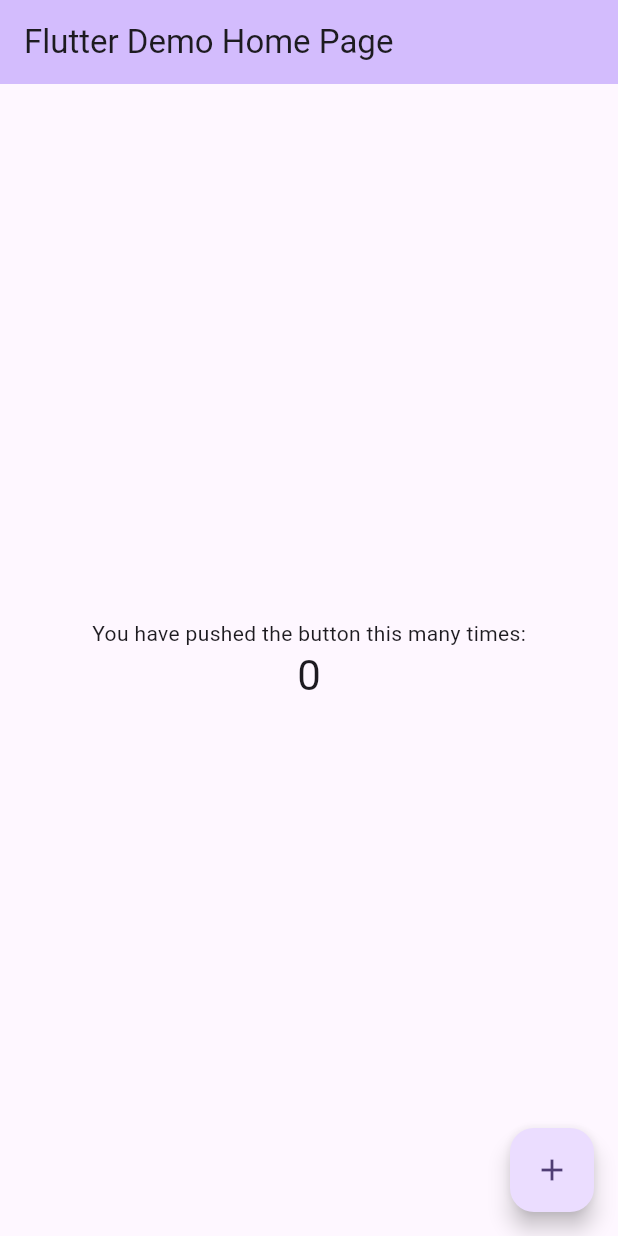
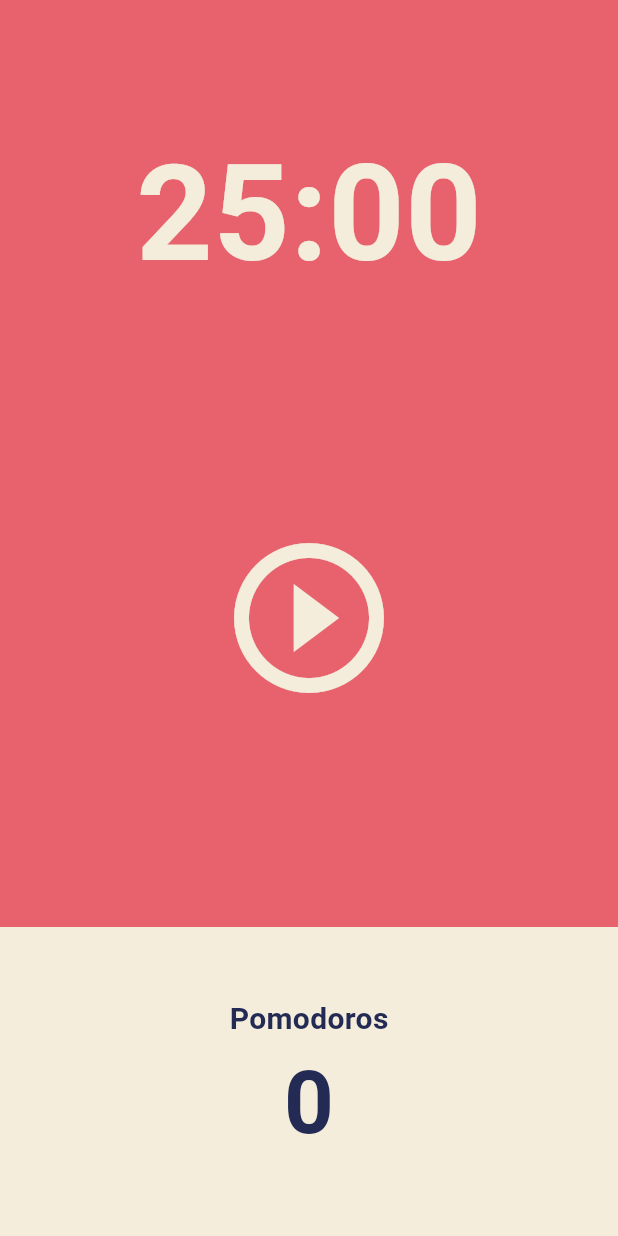
Before and after one commit to codejay2018/nomad_coder_pomodoro, a Flutter app: the screen it shows after launch, on a phone screen of 412 x 824 dp. Run offline on Flutter 3.47's test engine with Material 3 defaults, Android fonts, the phone set to English and light mode, and no system bars.

Commit message:
4 0 User Interface

```diff
--- a/lib/main.dart
+++ b/lib/main.dart
@@ -1,122 +1,26 @@
 import 'package:flutter/material.dart';
+import 'package:pomodoro/screens/home_screen.dart';
 
 void main() {
-  runApp(const MyApp());
+  runApp(App());
 }
 
-class MyApp extends StatelessWidget {
-  const MyApp({super.key});
+class App extends StatelessWidget {
+  const App({super.key});
 
-  // This widget is the root of your application.
   @override
   Widget build(BuildContext context) {
     return MaterialApp(
-      title: 'Flutter Demo',
       theme: ThemeData(
-        // This is the theme of your application.
-        //
-        // TRY THIS: Try running your application with "flutter run". You'll see
-        // the application has a purple toolbar. Then, without quitting the app,
-        // try changing the seedColor in the colorScheme below to Colors.green
-        // and then invoke "hot reload" (save your changes or press the "hot
-        // reload" button in a Flutter-supported IDE, or press "r" if you used
-        // the command line to start the app).
-        //
-        // Notice that the counter didn't reset back to zero; the application
-        // state is not lost during the reload. To reset the state, use hot
-        // restart instead.
-        //
-        // This works for code too, not just values: Most code changes can be
-        // tested with just a hot reload.
-        colorScheme: ColorScheme.fromSeed(seedColor: Colors.deepPurple),
+        scaffoldBackgroundColor: Color(0xffe7626c),
+        textTheme: TextTheme(
+          headlineMedium: TextStyle(color: Color(0xff232b55)),
+          headlineLarge: TextStyle(color: Color(0xff232b55)),
+          headlineSmall: TextStyle(color: Color(0xff232b55)),
+        ),
+        cardColor: Color(0xfff4eddb),
       ),
-      home: const MyHomePage(title: 'Flutter Demo Home Page'),
+      home: HomeScreen(),
     );
   }
 }
-
-class MyHomePage extends StatefulWidget {
-  const MyHomePage({super.key, required this.title});
-
-  // This widget is the home page of your application. It is stateful, meaning
-  // that it has a State object (defined below) that contains fields that affect
-  // how it looks.
-
-  // This class is the configuration for the state. It holds the values (in this
-  // case the title) provided by the parent (in this case the App widget) and
-  // used by the build method of the State. Fields in a Widget subclass are
-  // always marked "final".
-
-  final String title;
-
-  @override
-  State<MyHomePage> createState() => _MyHomePageState();
-}
-
-class _MyHomePageState extends State<MyHomePage> {
-  int _counter = 0;
-
-  void _incrementCounter() {
-    setState(() {
-      // This call to setState tells the Flutter framework that something has
-      // changed in this State, which causes it to rerun the build method below
-      // so that the display can reflect the updated values. If we changed
-      // _counter without calling setState(), then the build method would not be
-      // called again, and so nothing would appear to happen.
-      _counter++;
-    });
-  }
-
-  @override
-  Widget build(BuildContext context) {
-    // This method is rerun every time setState is called, for instance as done
-    // by the _incrementCounter method above.
-    //
-    // The Flutter framework has been optimized to make rerunning build methods
-    // fast, so that you can just rebuild anything that needs updating rather
-    // than having to individually change instances of widgets.
-    return Scaffold(
-      appBar: AppBar(
-        // TRY THIS: Try changing the color here to a specific color (to
-        // Colors.amber, perhaps?) and trigger a hot reload to see the AppBar
-        // change color while the other colors stay the same.
-        backgroundColor: Theme.of(context).colorScheme.inversePrimary,
-        // Here we take the value from the MyHomePage object that was created by
-        // the App.build method, and use it to set our appbar title.
-        title: Text(widget.title),
-      ),
-      body: Center(
-        // Center is a layout widget. It takes a single child and positions it
-        // in the middle of the parent.
-        child: Column(
-          // Column is also a layout widget. It takes a list of children and
-          // arranges them vertically. By default, it sizes itself to fit its
-          // children horizontally, and tries to be as tall as its parent.
-          //
-          // Column has various properties to control how it sizes itself and
-          // how it positions its children. Here we use mainAxisAlignment to
-          // center the children vertically; the main axis here is the vertical
-          // axis because Columns are vertical (the cross axis would be
-          // horizontal).
-          //
-          // TRY THIS: Invoke "debug painting" (choose the "Toggle Debug Paint"
-          // action in the IDE, or press "p" in the console), to see the
-          // wireframe for each widget.
-          mainAxisAlignment: MainAxisAlignment.center,
-          children: <Widget>[
-            const Text('You have pushed the button this many times:'),
-            Text(
-              '$_counter',
-              style: Theme.of(context).textTheme.headlineMedium,
-            ),
-          ],
-        ),
-      ),
-      floatingActionButton: FloatingActionButton(
-        onPressed: _incrementCounter,
-        tooltip: 'Increment',
-        child: const Icon(Icons.add),
-      ), // This trailing comma makes auto-formatting nicer for build methods.
-    );
-  }
-}
--- /dev/null
+++ b/lib/screens/home_screen.dart
@@ -0,0 +1,86 @@
+import 'package:flutter/material.dart';
+
+class HomeScreen extends StatefulWidget {
+  const HomeScreen({super.key});
+
+  @override
+  State<HomeScreen> createState() => _HomeScreenState();
+}
+
+class _HomeScreenState extends State<HomeScreen> {
+  @override
+  Widget build(BuildContext context) {
+    return Scaffold(
+      backgroundColor: Theme.of(context).scaffoldBackgroundColor,
+      body: Column(
+        children: [
+          Flexible(
+            flex: 1,
+            child: Container(
+              // decoration: BoxDecoration(color: Colors.red),
+              alignment: Alignment.bottomCenter,
+              child: Text(
+                '25:00',
+                style: TextStyle(
+                  color: Theme.of(context).cardColor,
+                  fontSize: 89,
+                  fontWeight: FontWeight.w600,
+                ),
+              ),
+            ),
+          ),
+          Flexible(
+            flex: 2,
+            child: Center(
+              child: IconButton(
+                onPressed: () {},
+                icon: Icon(Icons.play_circle_outline),
+                iconSize: 120,
+                color: Theme.of(context).cardColor,
+              ),
+            ),
+          ),
+          Flexible(
+            flex: 1,
+            child: Row(
+              children: [
+                Expanded(
+                  child: Container(
+                    decoration: BoxDecoration(
+                      color: Theme.of(context).cardColor,
+                    ),
+                    child: Column(
+                      mainAxisAlignment: MainAxisAlignment.center,
+                      children: [
+                        Text(
+                          'Pomodoros',
+                          style: TextStyle(
+                            fontSize: 20,
+                            fontWeight: FontWeight.w600,
+                            color: Theme.of(
+                              context,
+                            ).textTheme.headlineLarge?.color,
+                          ),
+                        ),
+                        Text(
+                          '0',
+                          style: TextStyle(
+                            fontSize: 58,
+                            fontWeight: FontWeight.w600,
+                            color: Theme.of(
+                              context,
+                            ).textTheme.headlineLarge?.color,
+                          ),
+                        ),
+                      ],
+                    ),
+                  ),
+                ),
+              ],
+            ),
+          ),
+        ],
+      ),
+    );
+  }
+}
```
